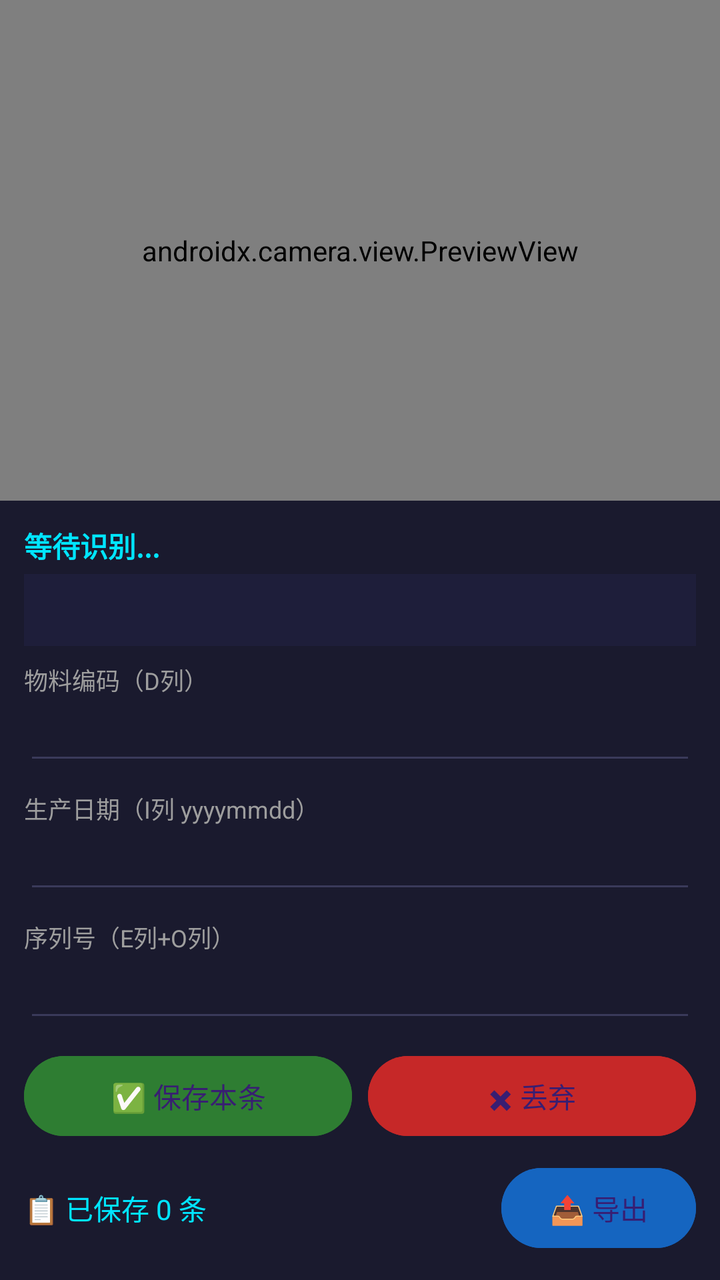
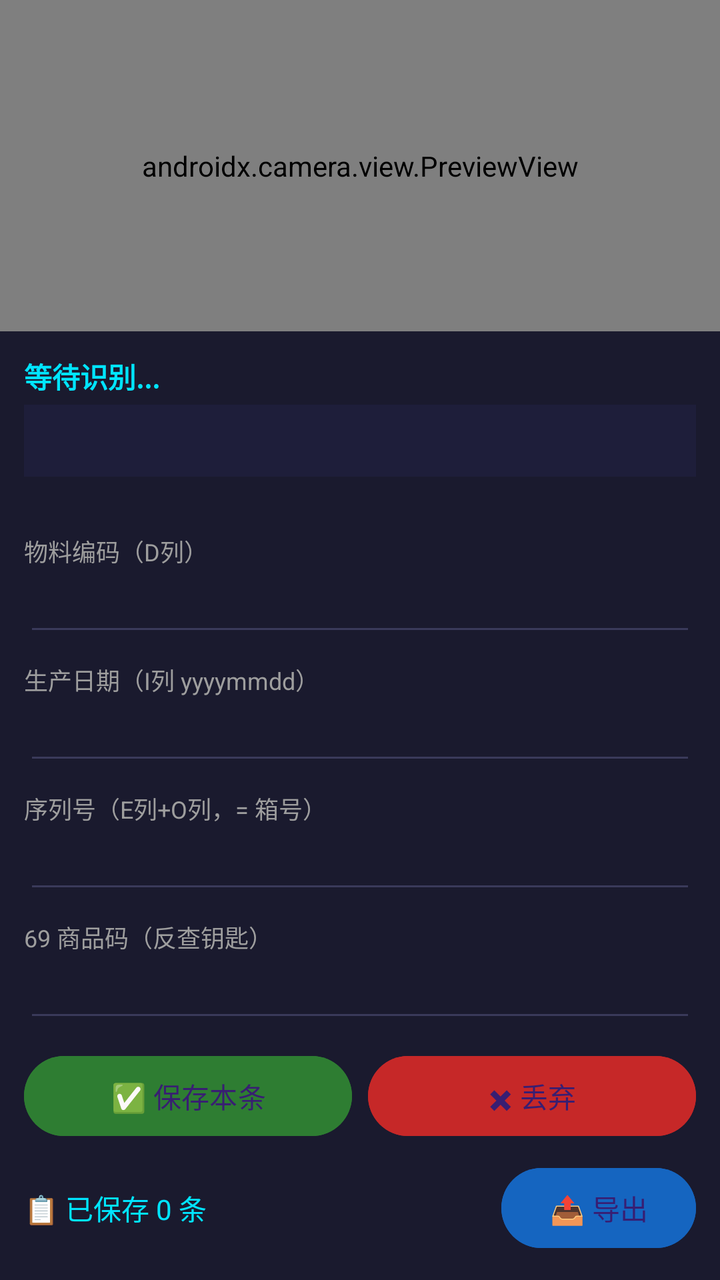

Before-and-after screenshots of an Android layout around one commit, followed by the original layout XML and the change that was made.
<!-- AndroidManifest.xml: application theme Theme.LabelScanner -->
<!-- res/layout/activity_main.xml -->
<?xml version="1.0" encoding="utf-8"?>
<LinearLayout xmlns:android="http://schemas.android.com/apk/res/android"
    android:layout_width="match_parent"
    android:layout_height="match_parent"
    android:orientation="vertical"
    android:background="#1a1a2e">

    
    <androidx.camera.view.PreviewView
        android:id="@+id/previewView"
        android:layout_width="match_parent"
        android:layout_height="0dp"
        android:layout_weight="1" />

    
    <LinearLayout
        android:layout_width="match_parent"
        android:layout_height="wrap_content"
        android:orientation="vertical"
        android:padding="12dp">

        <TextView
            android:id="@+id/tvBarcodes"
            android:layout_width="match_parent"
            android:layout_height="wrap_content"
            android:text="等待识别..."
            android:textColor="#00e5ff"
            android:textSize="14sp"
            android:textStyle="bold" />

        <TextView
            android:id="@+id/resultPanel"
            android:layout_width="match_parent"
            android:layout_height="wrap_content"
            android:layout_marginTop="4dp"
            android:minHeight="36dp"
            android:padding="8dp"
            android:textColor="#ffffff"
            android:textSize="13sp"
            android:background="@color/result_idle" />

        
        <TextView style="@style/FieldLabel" android:text="物料编码（D列）" />
        <EditText
            android:id="@+id/etMaterial"
            style="@style/FieldInput" />

        <TextView style="@style/FieldLabel" android:text="生产日期（I列 yyyymmdd）" />
        <EditText
            android:id="@+id/etDate"
            style="@style/FieldInput"
            android:inputType="number" />

        <TextView style="@style/FieldLabel" android:text="序列号（E列+O列）" />
        <EditText
            android:id="@+id/etSn"
            style="@style/FieldInput" />

        <LinearLayout
            android:layout_width="match_parent"
            android:layout_height="wrap_content"
            android:layout_marginTop="8dp"
            android:orientation="horizontal">

            <Button
                android:id="@+id/btnSave"
                android:layout_width="0dp"
                android:layout_height="wrap_content"
                android:layout_weight="1"
                android:text="✅ 保存本条"
                android:backgroundTint="#2e7d32" />

            <Button
                android:id="@+id/btnDiscard"
                android:layout_width="0dp"
                android:layout_height="wrap_content"
                android:layout_weight="1"
                android:layout_marginStart="8dp"
                android:text="✖ 丢弃"
                android:backgroundTint="#c62828" />
        </LinearLayout>

        <LinearLayout
            android:layout_width="match_parent"
            android:layout_height="wrap_content"
            android:layout_marginTop="8dp"
            android:gravity="center_vertical"
            android:orientation="horizontal">

            <TextView
                android:id="@+id/tvCount"
                android:layout_width="0dp"
                android:layout_height="wrap_content"
                android:layout_weight="1"
                android:text="📋 已保存 0 条"
                android:textColor="#00e5ff"
                android:textSize="14sp" />

            <Button
                android:id="@+id/btnExport"
                android:layout_width="wrap_content"
                android:layout_height="wrap_content"
                android:text="📤 导出"
                android:backgroundTint="#1565c0" />
        </LinearLayout>
    </LinearLayout>
</LinearLayout>
<!-- resources referenced by this layout -->
<resources>
  <color name="result_idle">#1e1e3a</color>
  <style name="FieldInput">
          <item name="android:layout_width">match_parent</item>
          <item name="android:layout_height">wrap_content</item>
          <item name="android:backgroundTint">#3a3a5a</item>
          <item name="android:textColor">#ffffff</item>
          <item name="android:textSize">16sp</item>
          <item name="android:singleLine">true</item>
      </style>
  <style name="FieldLabel">
          <item name="android:layout_width">match_parent</item>
          <item name="android:layout_height">wrap_content</item>
          <item name="android:layout_marginTop">8dp</item>
          <item name="android:textSize">12sp</item>
          <item name="android:textColor">#9e9e9e</item>
      </style>
  <style name="Theme.LabelScanner" parent="Theme.Material3.Dark.NoActionBar">
          <item name="android:statusBarColor">#1a1a2e</item>
      </style>
</resources>

<!-- the commit's change to res/layout/activity_main.xml (unified diff, before → after) -->
@@ -39,6 +39,14 @@
             android:textSize="13sp"
             android:background="@color/result_idle" />
 
+        <TextView
+            android:id="@+id/tvExtras"
+            android:layout_width="match_parent"
+            android:layout_height="wrap_content"
+            android:layout_marginTop="4dp"
+            android:textColor="#ffd54f"
+            android:textSize="12sp" />
+
         
         <TextView style="@style/FieldLabel" android:text="物料编码（D列）" />
         <EditText
@@ -51,9 +59,14 @@
             style="@style/FieldInput"
             android:inputType="number" />
 
-        <TextView style="@style/FieldLabel" android:text="序列号（E列+O列）" />
+        <TextView style="@style/FieldLabel" android:text="序列号（E列+O列，= 箱号）" />
         <EditText
             android:id="@+id/etSn"
+            style="@style/FieldInput" />
+
+        <TextView style="@style/FieldLabel" android:text="69 商品码（反查钥匙）" />
+        <EditText
+            android:id="@+id/etEan69"
             style="@style/FieldInput" />
 
         <LinearLayout
